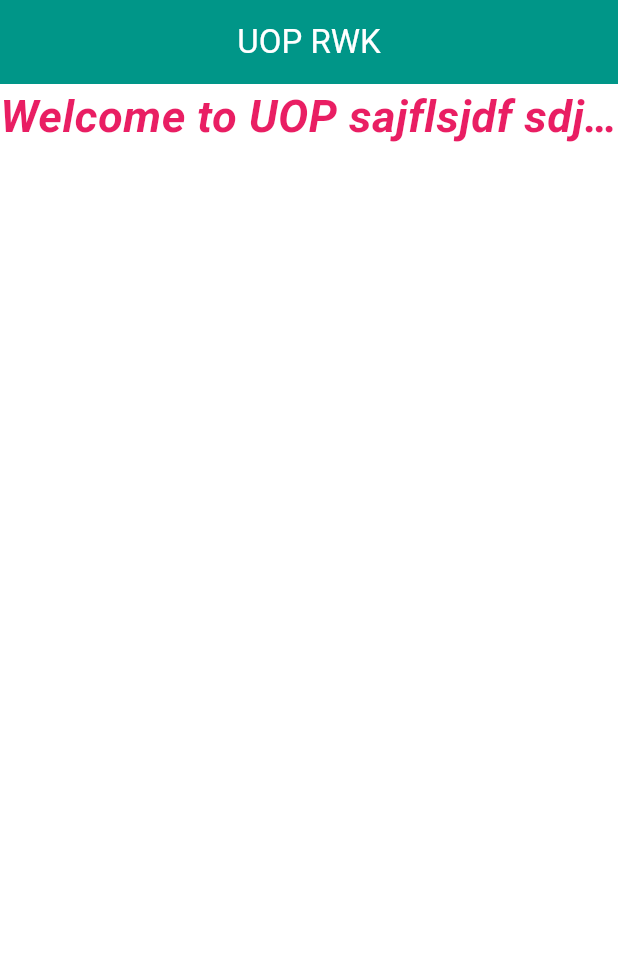
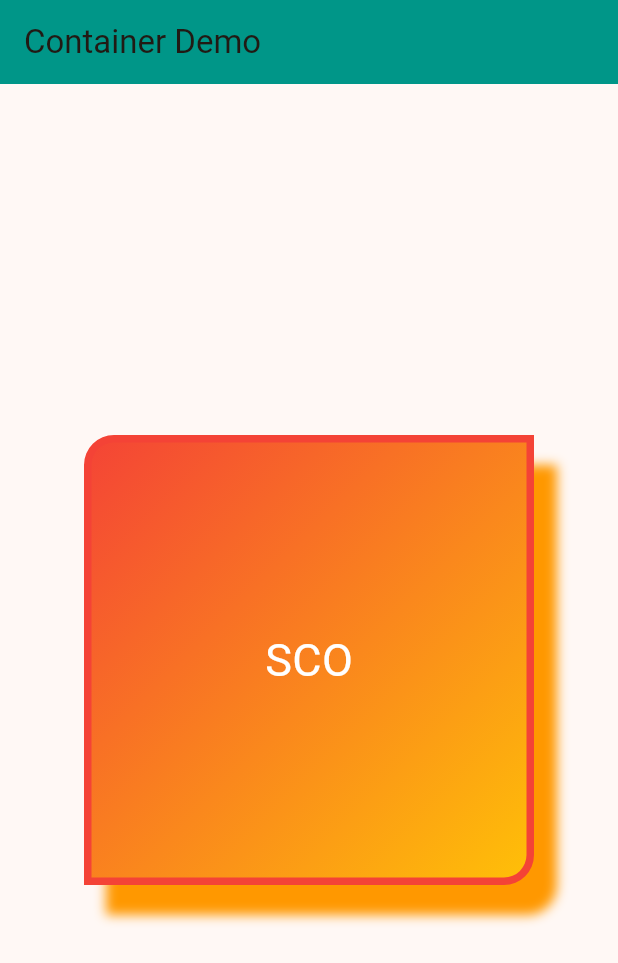
Before and after one commit to abidroid/uop_rawalakot_day2, a Flutter app: the screen it shows after launch, on a phone screen of 412 x 824 dp. Shown: the top 963 px of the screen. Run offline on Flutter 3.47's test engine with Material 3 defaults, Android fonts, the phone set to English and light mode, and no system bars.

Commit message:
container

```diff
--- a/lib/main.dart
+++ b/lib/main.dart
@@ -1,4 +1,5 @@
 import 'package:flutter/material.dart';
+import 'package:uop_rawalakot_day2/screens/container_demo_screen.dart';
 import 'package:uop_rawalakot_day2/screens/first_screen.dart';
 
 void main() {
@@ -16,7 +17,7 @@ class MyApp extends StatelessWidget {
       theme: ThemeData(
         colorScheme: ColorScheme.fromSeed(seedColor: Colors.orange),
       ),
-      home: const FirstScreen(), // Launcher Screen
+      home: const ContainerDemoScreen(), // Launcher Screen
     );
   }
 }
--- /dev/null
+++ b/lib/screens/container_demo_screen.dart
@@ -0,0 +1,57 @@
+
+
+import 'package:flutter/material.dart';
+
+class ContainerDemoScreen extends StatelessWidget {
+  const ContainerDemoScreen({super.key});
+
+  @override
+  Widget build(BuildContext context) {
+    return Scaffold(
+      appBar: AppBar(
+        title: Text('Container Demo'),
+        backgroundColor: Colors.teal,
+      ),
+
+      body: Center(
+        child: Container(
+          // alignment: Alignment.center,
+         // margin: EdgeInsets.fromLTRB(50, 100, 0, 0),
+          // padding: EdgeInsets.only(top: 50, left: 50),
+
+          width: 300,
+          height: 300,
+
+          decoration: BoxDecoration(
+            color: Colors.amber,
+
+            borderRadius: BorderRadius.only(
+              topLeft: Radius.circular(20),
+              bottomRight: Radius.circular(20),
+            ),
+
+            border: Border.all(width: 5, color: Colors.red),
+            boxShadow: [
+             BoxShadow(
+               offset: Offset(15, 20),
+               color: Colors.orange,
+               blurRadius: 6.0,
+             )
+            ],
+            gradient: LinearGradient(colors: [
+              Colors.red,
+              Colors.amber,
+            ],
+            begin: Alignment.topLeft,
+            end: Alignment.bottomRight
+            )
+            //shape: BoxShape.circle
+          ),
+
+
+          child: Center(child: Text('SCO', style: TextStyle(fontSize: 30, color: Colors.white),))
+        ),
+      ),
+    );
+  }
+}
```
